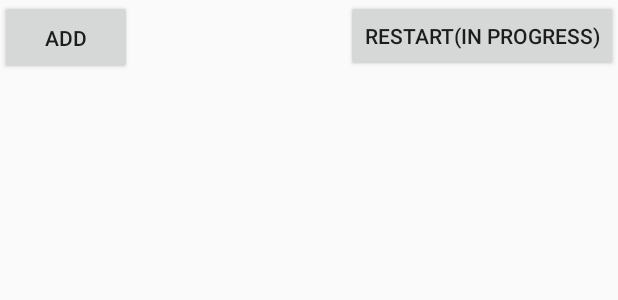
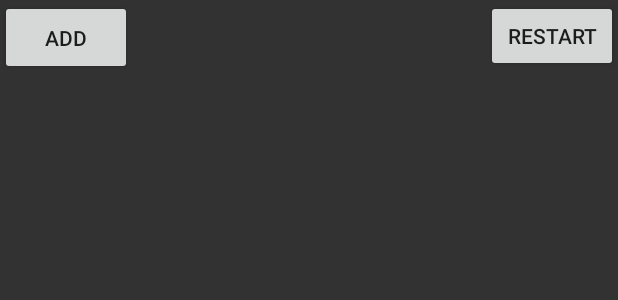
Before and after one commit to zbokostya/numbersGame, an Android app: the layout activity_game.xml on its own in the app's theme, with its tools: preview values and no code run, on a phone screen of 412 x 824 dp. Shown: the top 300 px of the screen. Run offline under Robolectric (Android 15) with nearby library versions, the phone set to English and light mode, and no system bars.

Commit message:
added images

```diff
--- a/app/src/main/java/com/zbokostya/numgames/Adapter/NumberAdapter.java
+++ b/app/src/main/java/com/zbokostya/numgames/Adapter/NumberAdapter.java
@@ -101,7 +101,6 @@ public class NumberAdapter extends RecyclerView.Adapter<NumberAdapter.NumbersVie
         void bind(Button button) {
             addedButton.setLayoutParams(button.getLayoutParams());
             addedButton.setText(button.getText());
-            addedButton.setTextSize(20);
             addedButton.setBackgroundDrawable(button.getBackground());
             addedButton.setId(button.getId());
             addedButton.setOnClickListener(oclBtn);
--- a/app/src/main/java/com/zbokostya/numgames/GameLogic/GameLogic.java
+++ b/app/src/main/java/com/zbokostya/numgames/GameLogic/GameLogic.java
@@ -24,7 +24,7 @@ public class GameLogic {
         }
         return instance;
     }
-
+    private int setBackgroundCrossed = R.drawable.crossed128_128;
     private int idFirstButtonPressed = -1;
 
     private void setLastPressedButtonId(int id) {
@@ -68,8 +68,8 @@ public class GameLogic {
         if (deleteNumbers(idFirstButtonPressed, idSecond, intArrayList)) {
             intArrayList.set(idFirstButtonPressed, 0);
             intArrayList.set(idSecond, 0);
-            btn1.setBackgroundResource(R.drawable.crossed128_128);
-            btn2.setBackgroundResource(R.drawable.crossed128_128);
+            btn1.setBackgroundResource(setBackgroundCrossed);
+            btn2.setBackgroundResource(setBackgroundCrossed);
             buttonsList.set(idFirstButtonPressed, btn1);
             buttonsList.set(idSecond, btn2);
         } else {
--- a/app/src/main/res/layout/activity_game.xml
+++ b/app/src/main/res/layout/activity_game.xml
@@ -5,13 +5,14 @@
     xmlns:tools="http://schemas.android.com/tools"
     android:layout_width="match_parent"
     android:layout_height="match_parent"
-    tools:context=".MainActivity">
+    tools:context=".MainActivity"
+    android:background="#323232">
 
     <Button
         android:id="@+id/restartButton"
         android:layout_width="wrap_content"
         android:layout_height="wrap_content"
-        android:text="Restart(in progress)"
+        android:text="Restart"
         app:layout_constraintEnd_toEndOf="parent"
         app:layout_constraintTop_toTopOf="parent" />
 
```
Also changed, not shown: app/src/main/java/com/zbokostya/numgames/GameActivity.java (+9 -11 lines).
